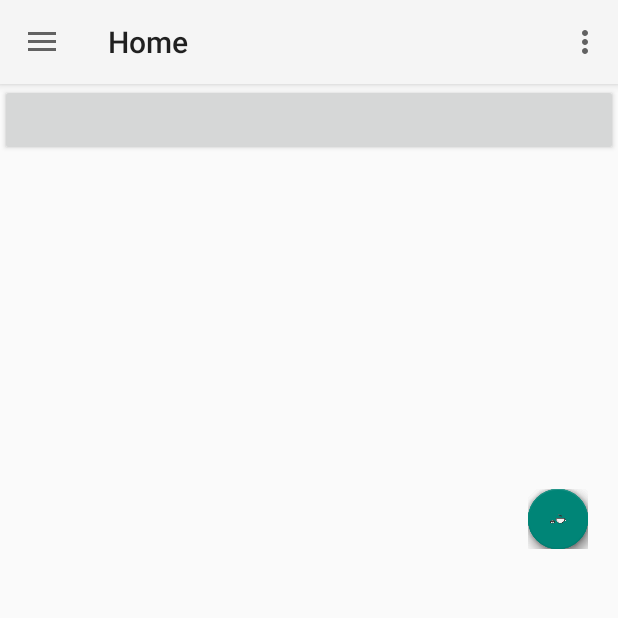
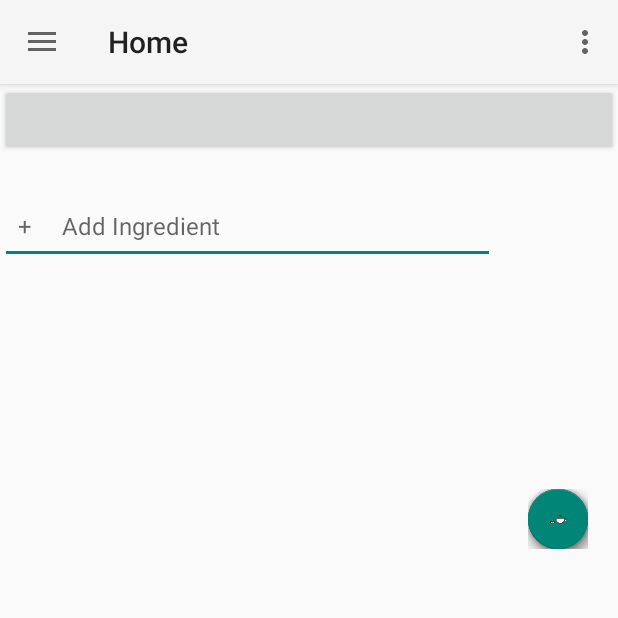
Before and after one commit to ibrahimthai/Mum, an Android app: the screen it shows after launch (MainActivity), on a phone screen of 412 x 824 dp, the top half of it. Run offline under Robolectric (Android 15) with nearby library versions, the phone set to English and light mode, and no system bars; our stand-ins replace navigation-ui; plain views replace FloatingActionButton, FloatingActionMenu.

Commit message:
Added AutoCompleteTextView

```diff
--- a/app/src/main/res/layout/content_main.xml
+++ b/app/src/main/res/layout/content_main.xml
@@ -63,7 +63,6 @@
             app:fab_colorNormal="#2DA0E2"
             app:fab_label="Dinner" />
 
-
         <com.github.clans.fab.FloatingActionButton
             android:id="@+id/searchLunch"
             android:layout_width="wrap_content"
@@ -81,8 +80,22 @@
             app:fabSize="mini"
             app:fab_colorNormal="#2DA0E2"
             app:fab_label="Breakfast" />
+    </com.github.clans.fab.FloatingActionMenu>
 
-    </com.github.clans.fab.FloatingActionMenu>
+    <AutoCompleteTextView
+        android:id="@+id/autoCompleteTextView1"
+        android:layout_width="330dp"
+        android:layout_height="50dp"
+        android:layout_marginTop="70dp"
+        android:ems="10"
+        android:hint="  +     Add Ingredient"
+        android:textSize="16dp"
+        app:layout_constraintBottom_toBottomOf="parent"
+        app:layout_constraintEnd_toEndOf="parent"
+        app:layout_constraintHorizontal_bias="0.347"
+        app:layout_constraintStart_toStartOf="parent"
+        app:layout_constraintTop_toTopOf="parent"
+        app:layout_constraintVertical_bias="0.025" />
 
 
 </RelativeLayout>
```
